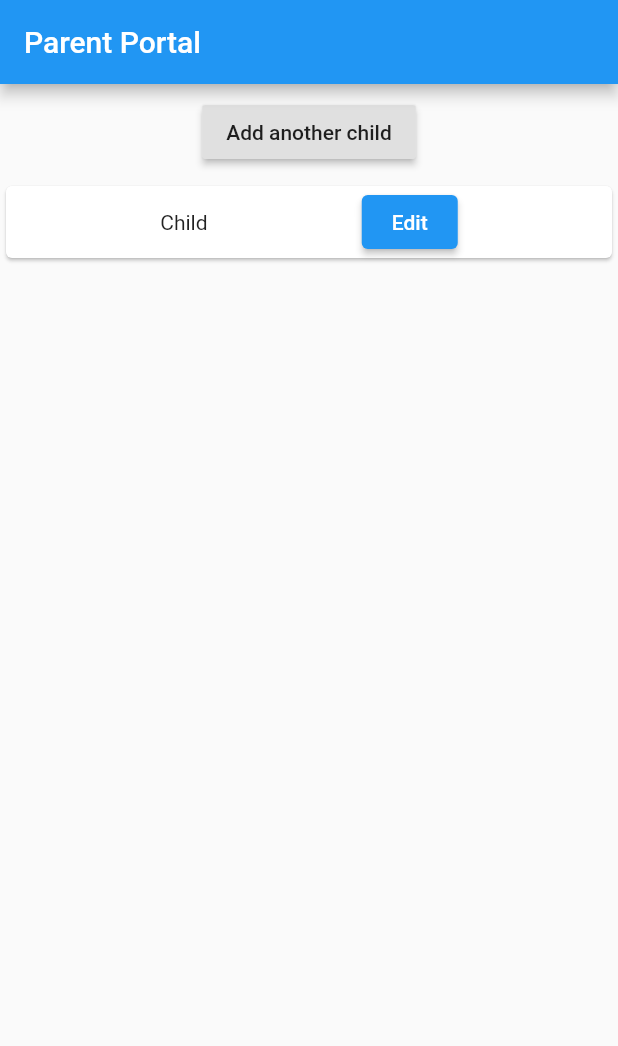
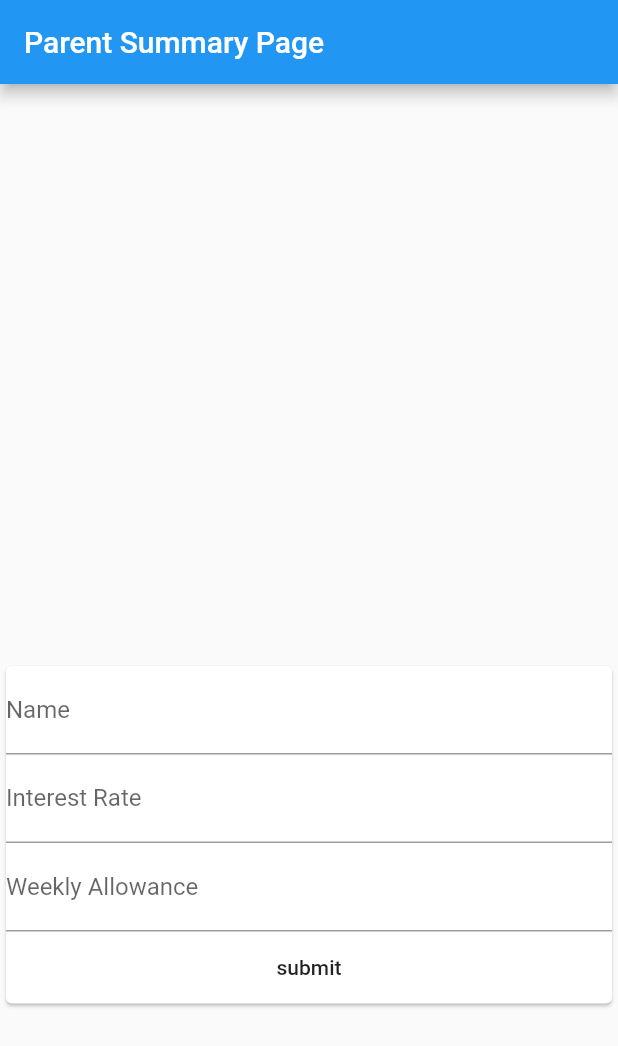
Before and after one commit to Emilywang98/Piggyfund, a Flutter app: the screen it shows after launch, on a phone screen of 412 x 824 dp. Shown: the top 1046 px of the screen. Run offline on Flutter 3.47's test engine with Material 2 defaults, Android fonts, the phone set to English and light mode, and no system bars.

Commit message:
updated with new format

```diff
--- a/piggy_fund/lib/main.dart
+++ b/piggy_fund/lib/main.dart
@@ -1,24 +1,160 @@
 import 'package:flutter/material.dart';
 import './parentsum.dart';
 import './new_child.dart';
-import './child_add.dart';
+import 'package:flutter/material.dart';
+import 'dart:async';
 
-main() {
+class Terminal {
+  final String id;
+  final String source;
+  final int newstories;
+
+  Terminal({
+    this.id,
+    this.source,
+    this.newstories,
+  });
+}
+
+class UserInput extends StatefulWidget {
+  @override
+  _UserInputState createState() => _UserInputState();
+}
+
+class _UserInputState extends State<UserInput> {
+  String idInput;
+  String sourceInput;
+  int newstoriesInput;
+
+  @override
+  Widget build(BuildContext context) {
+    return SingleChildScrollView(
+      child: Card(
+        child: Column(
+          children: <Widget>[
+            TextField(
+              decoration: InputDecoration(
+                labelText: 'Name',
+              ),
+              onChanged: (val) {
+                // (val) is looking at the value in the textbox.
+                idInput = val;
+              },
+            ),
+            TextField(
+              decoration: InputDecoration(
+                labelText: 'Interest Rate',
+              ),
+              onChanged: (val) {
+                sourceInput = val;
+              },
+            ),
+            TextField(
+              decoration: InputDecoration(
+                labelText: 'Weekly Allowance',
+              ),
+              onChanged: (val) {
+                newstoriesInput = int.parse(val);
+              },
+            ),
+            FlatButton(
+              child: Text('submit'),
+              onPressed: () {
+                events.add(Terminal(
+                    id: idInput,
+                    source: sourceInput,
+                    newstories: newstoriesInput));
+              },
+            ),
+          ],
+        ),
+      ),
+    );
+  }
+}
+
+class MyTerminal extends StatefulWidget {
+  @override
+  _MyTerminalState createState() => _MyTerminalState();
+}
+
+StreamController<Terminal> events = StreamController<Terminal>();
+
+class _MyTerminalState extends State<MyTerminal> {
+  List<Terminal> terminalNodes = [];
+
+  @override
+  initState() {
+    events.stream.listen((data) {
+      terminalNodes.add(data);
+      setState(() {});
+    });
+  }
+
+  @override
+  Widget build(BuildContext context) {
+    return SingleChildScrollView(
+      child: Container(
+        child: Column(
+          children: terminalNodes.map((node) {
+            return Card(
+                child: Row(children: <Widget>[
+              Container(
+                  child: Text(node.id, style: TextStyle(color: Colors.green))),
+              Column(children: <Widget>[
+                Text(node.source),
+                Text(node.newstories.toString())
+              ])
+            ]));
+          }).toList(),
+        ),
+      ),
+    );
+  }
+}
+
+void main() {
   runApp(MyApp());
 }
 
 class MyApp extends StatelessWidget {
   @override
-//extends inherits from another class
-//method called build - draw a widget using the build function
-//takes one argument called context, thing returned on the screen
-  build(context) {
+  Widget build(BuildContext context) {
     return MaterialApp(
-      home: Scaffold(
-        appBar: AppBar(
-          title: Text('Parent Portal'),
+      title: 'Flutter Demo',
+      theme: ThemeData(
+        primarySwatch: Colors.blue,
+        visualDensity: VisualDensity.adaptivePlatformDensity,
+      ),
+      home: MyHomePage(title: 'Parent Summary Page'),
+    );
+  }
+}
+
+class MyHomePage extends StatefulWidget {
+  MyHomePage({Key key, this.title}) : super(key: key);
+
+  final String title;
+
+  @override
+  _MyHomePageState createState() => _MyHomePageState();
+}
+
+class _MyHomePageState extends State<MyHomePage> {
+  @override
+  Widget build(BuildContext context) {
+    return Scaffold(
+      appBar: AppBar(
+        title: Text(widget.title),
+      ),
+      body: Center(
+        child: Column(
+          mainAxisAlignment: MainAxisAlignment.center,
+          children: <Widget>[
+            Expanded(flex: 1, child: MyTerminal()),
+            Expanded(flex: 1, child: UserInput()),
+          ],
         ),
-        body: ParentSum('Child'),
       ),
     );
   }
```
Also changed, not shown: piggy_fund/lib/new_child.dart (+10 -2 lines).
